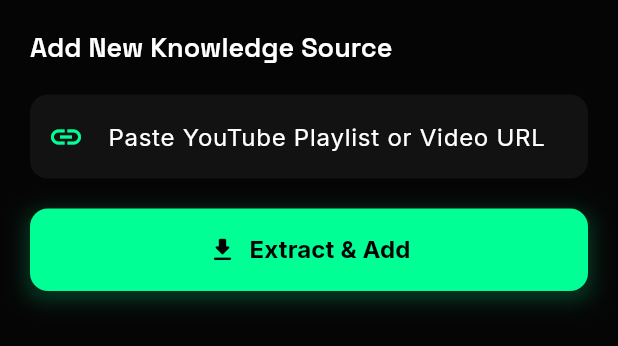
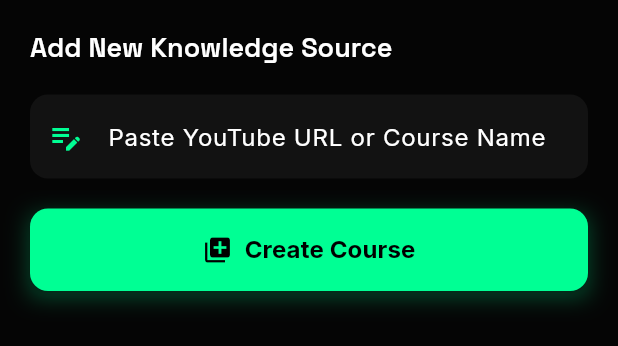
Before and after one commit to prakashbsamanta/queue, a Flutter app: the AddCourseModal widget shown alone on an empty page, opened directly, on a phone screen of 412 x 824 dp. Shown: the top 346 px of the screen. Run offline on Flutter 3.47's test engine with Material 3 defaults, Android fonts, the phone set to English and light mode, and no system bars; drawn by our look-alikes of flutter_animate; our stand-ins replace cached_network_image, fl_chart, flutter_riverpod, google_fonts, hive, hive_flutter and 2 more; missing offline and left inert: youtube_explode_dart; accounts and stored records are empty; generated files the repository leaves out were written again; network calls fail.

Commit message:
feat: implement manual course creation and add-to-existing resource

```diff
--- a/lib/data/models/video.dart
+++ b/lib/data/models/video.dart
@@ -25,6 +25,12 @@
   @HiveField(6)
   bool isCompleted;
 
+  @HiveField(7)
+  final String? resourceType; // 'youtube', 'url', 'text'
+
+  @HiveField(8)
+  final String? content; // The url or text body
+
   Video({
     required this.id,
     required this.youtubeId,
@@ -33,6 +39,8 @@
     required this.durationSeconds,
     this.watchedSeconds = 0,
     this.isCompleted = false,
+    this.resourceType,
+    this.content,
   });
 
   Video copyWith({
@@ -43,6 +51,8 @@
     int? durationSeconds,
     int? watchedSeconds,
     bool? isCompleted,
+    String? resourceType,
+    String? content,
   }) {
     return Video(
       id: id ?? this.id,
@@ -52,6 +62,8 @@
       durationSeconds: durationSeconds ?? this.durationSeconds,
       watchedSeconds: watchedSeconds ?? this.watchedSeconds,
       isCompleted: isCompleted ?? this.isCompleted,
+      resourceType: resourceType ?? this.resourceType,
+      content: content ?? this.content,
     );
   }
 }
--- a/lib/ui/add_course/add_course_modal.dart
+++ b/lib/ui/add_course/add_course_modal.dart
@@ -1,6 +1,7 @@
 import 'package:flutter/material.dart';
 import 'package:flutter_riverpod/flutter_riverpod.dart';
 import 'package:flutter_animate/flutter_animate.dart';
+import '../../logic/providers.dart';
 import '../../logic/add_course_logic.dart';
 import '../../core/theme.dart';
 import '../widgets/neo_button.dart';
@@ -15,6 +16,8 @@
 class _AddCourseModalState extends ConsumerState<AddCourseModal> {
   final _urlController = TextEditingController();
   final _formKey = GlobalKey<FormState>();
+  bool _addToExisting = false;
+  String? _selectedCourseId;
 
   @override // Dispose controller
   void dispose() {
@@ -24,11 +27,37 @@
 
   void _submit() async {
     if (_formKey.currentState!.validate()) {
-      await ref.read(addCourseLogicProvider.notifier).addCourseFromUrl(_urlController.text);
+      final input = _urlController.text.trim();
+      final isYouTube = input.contains('youtube.com') || input.contains('youtu.be');
+
+      if (_addToExisting) {
+         if (_selectedCourseId == null) {
+           ScaffoldMessenger.of(context).showSnackBar(
+             const SnackBar(content: Text('Please select a course')),
+           );
+           return;
+         }
+
+         // Determine type
+         String type = 'text';
+         if (isYouTube) type = 'youtube';
+         else if (input.startsWith('http')) type = 'url';
+
+         await ref.read(addCourseLogicProvider.notifier).addToExistingCourse(_selectedCourseId!, input, type);
+
+      } else {
+        // Create New
+        if (isYouTube) {
+           await ref.read(addCourseLogicProvider.notifier).addCourseFromUrl(input);
+        } else {
+           await ref.read(addCourseLogicProvider.notifier).addCourseByName(input);
+        }
+      }
+
       if (mounted && !ref.read(addCourseLogicProvider).hasError) {
            Navigator.pop(context);
            ScaffoldMessenger.of(context).showSnackBar(
-             const SnackBar(content: Text('Course Added Successfully')),
+             SnackBar(content: Text(_addToExisting ? 'Resource Added' : 'Course Created')),
            );
       }
     }
@@ -38,6 +67,7 @@
   Widget build(BuildContext context) {
     // Listen to state to show errors or loading
     final addCourseState = ref.watch(addCourseLogicProvider);
+    final allCourses = ref.watch(allCoursesProvider);
 
     return Padding(
       padding: EdgeInsets.only(
@@ -56,28 +86,70 @@
               'Add New Knowledge Source',
               style: Theme.of(context).textTheme.headlineMedium,
             ),
-            const SizedBox(height: 20),
+            const SizedBox(height: 10),
+
+            // Toggle
+            if (allCourses.hasValue && allCourses.value!.isNotEmpty)
+            Row(
+              children: [
+                Switch(
+                  value: _addToExisting,
+                  activeColor: AppTheme.accent,
+                  onChanged: (val) {
+                    setState(() {
+                      _addToExisting = val;
+                      if (!val) _selectedCourseId = null;
+                    });
+                  }
+                ),
+                Text('Add to Existing Course', style: Theme.of(context).textTheme.bodyMedium),
+              ],
+            ),
+
+            const SizedBox(height: 10),
+
+            // Dropdown
+            if (_addToExisting)
+               allCourses.when(
+                 data: (courses) => DropdownButtonFormField<String>(
+                   value: _selectedCourseId,
+                   dropdownColor: AppTheme.surface,
+                   decoration: InputDecoration(
+                     labelText: 'Select Course',
+                     filled: true,
+                     fillColor: Colors.white.withOpacity(0.05),
+                     border: OutlineInputBorder(borderRadius: BorderRadius.circular(12)),
+                   ),
+                   items: courses.map((c) => DropdownMenuItem(
+                     value: c.id,
+                     child: Text(c.title, overflow: TextOverflow.ellipsis),
+                   )).toList(),
+                   onChanged: (val) => setState(() => _selectedCourseId = val),
+                 ),
+                 loading: () => const SizedBox.shrink(),
+                 error: (_,__) => const SizedBox.shrink(),
+               ),
+
+            if (_addToExisting) const SizedBox(height: 10),
+
             TextFormField(
               controller: _urlController,
               style: const TextStyle(color: Colors.white),
               decoration: InputDecoration(
-                hintText: 'Paste YouTube Playlist or Video URL',
+                hintText: _addToExisting ? 'Paste Link or type Text' : 'Paste YouTube URL or Course Name',
                 filled: true,
                 fillColor: Colors.white.withOpacity(0.05),
                 border: OutlineInputBorder(
                   borderRadius: BorderRadius.circular(12),
                   borderSide: BorderSide.none,
                 ),
-                prefixIcon: const Icon(Icons.link, color: AppTheme.accent),
+                prefixIcon: const Icon(Icons.edit_note, color: AppTheme.accent),
               ),
               validator: (value) {
                 if (value == null || value.isEmpty) {
-                  return 'Please enter a URL';
+                  return 'Please enter content';
                 }
-                if (!value.contains('youtube.com') && !value.contains('youtu.be')) {
-                  return 'Invalid YouTube URL';
-                }
-                return null;
+                return null; // All input is valid now
               },
             ),
             const SizedBox(height: 20),
@@ -85,9 +157,9 @@
               data: (_) => SizedBox(
                 width: double.infinity,
                 child: NeoButton(
-                  text: 'Extract & Add',
+                  text: _addToExisting ? 'Add Resource' : 'Create Course',
                   onPressed: _submit,
-                  icon: Icons.download_rounded,
+                  icon: _addToExisting ? Icons.add_link : Icons.library_add,
                 ),
               ),
               loading: () => const Center(
@@ -95,7 +167,7 @@
                   children: [
                     CircularProgressIndicator(color: AppTheme.accent),
                     SizedBox(height: 10),
-                    Text('Extracting Knowledge...'),
+                    Text('Processing...'),
                   ],
                 ),
               ),
```
Also changed, not shown: lib/data/repositories/course_repository.dart (+33 -1 lines), lib/logic/add_course_logic.dart (+16 -7 lines), lib/data/models/video.g.dart.
